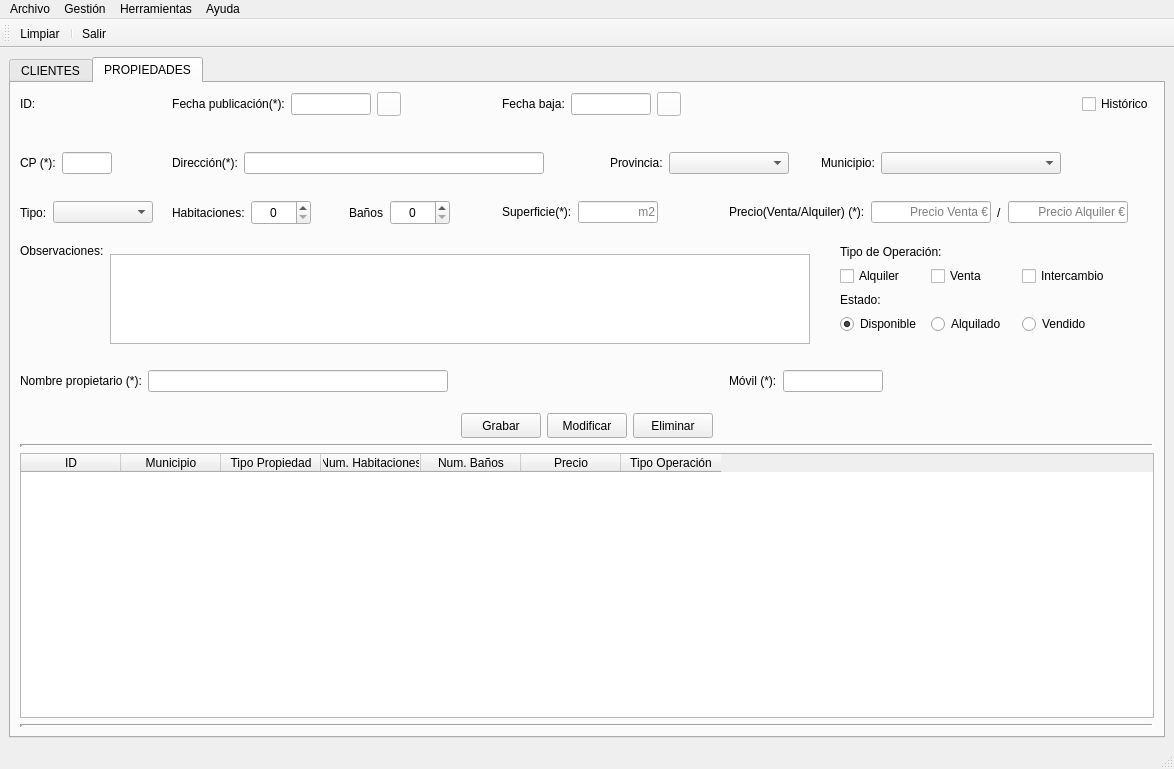
The window that templates/venPrincipal.ui (BuaTeijeiro/ProyectoDI) describes before a commit, drawn with Qt 5.
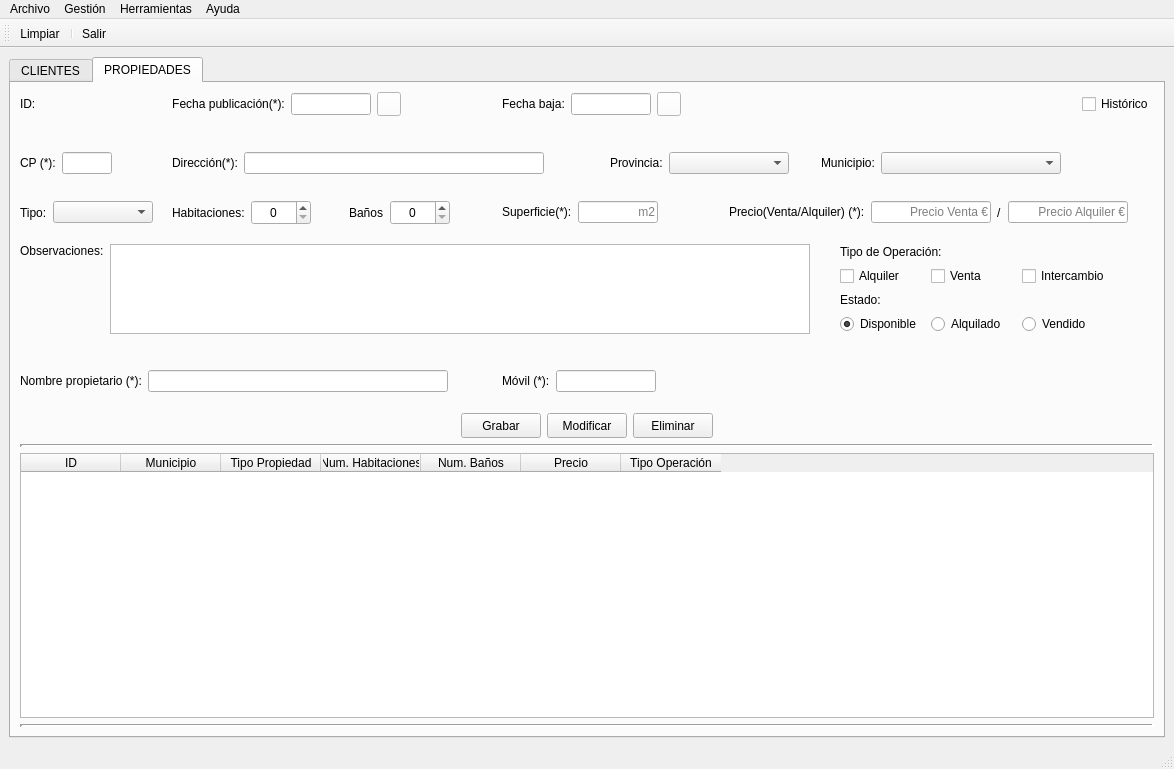
The same window after the commit. Icons and pictures are not drawn.

```diff
--- a/templates/venPrincipal.ui
+++ b/templates/venPrincipal.ui
@@ -1480,7 +1480,7 @@
                   </property>
                  </widget>
                 </item>
-                <item>
+                <item alignment="Qt::AlignTop">
                  <widget class="QTextEdit" name="txtComentarioprop">
                   <property name="minimumSize">
                    <size>
@@ -1684,55 +1684,6 @@
               </item>
              </layout>
             </item>
-            <item row="8" column="5" colspan="2">
-             <layout class="QHBoxLayout" name="horizontalLayout_21">
-              <item>
-               <widget class="QLabel" name="lblMovilprop">
-                <property name="sizePolicy">
-                 <sizepolicy hsizetype="Fixed" vsizetype="Fixed">
-                  <horstretch>0</horstretch>
-                  <verstretch>0</verstretch>
-                 </sizepolicy>
-                </property>
-                <property name="text">
-                 <string>Móvil (*):</string>
-                </property>
-               </widget>
-              </item>
-              <item>
-               <widget class="QLineEdit" name="txtMovilprop">
-                <property name="minimumSize">
-                 <size>
-                  <width>100</width>
-                  <height>0</height>
-                 </size>
-                </property>
-                <property name="maximumSize">
-                 <size>
-                  <width>100</width>
-                  <height>16777215</height>
-                 </size>
-                </property>
-                <property name="alignment">
-                 <set>Qt::AlignLeading|Qt::AlignLeft|Qt::AlignVCenter</set>
-                </property>
-               </widget>
-              </item>
-              <item>
-               <spacer name="horizontalSpacer_17">
-                <property name="orientation">
-                 <enum>Qt::Horizontal</enum>
-                </property>
-                <property name="sizeHint" stdset="0">
-                 <size>
-                  <width>38</width>
-                  <height>20</height>
-                 </size>
-                </property>
-               </spacer>
-              </item>
-             </layout>
-            </item>
             <item row="7" column="0">
              <spacer name="verticalSpacer_2">
               <property name="orientation">
@@ -1749,52 +1700,6 @@
               </property>
              </spacer>
             </item>
-            <item row="8" column="0" colspan="5">
-             <layout class="QHBoxLayout" name="horizontalLayout_31">
-              <item alignment="Qt::AlignLeft">
-               <widget class="QLabel" name="lblNomeprop">
-                <property name="sizePolicy">
-                 <sizepolicy hsizetype="Fixed" vsizetype="Fixed">
-                  <horstretch>0</horstretch>
-                  <verstretch>0</verstretch>
-                 </sizepolicy>
-                </property>
-                <property name="text">
-                 <string>Nombre propietario (*):</string>
-                </property>
-               </widget>
-              </item>
-              <item>
-               <widget class="QLineEdit" name="txtNomeprop">
-                <property name="minimumSize">
-                 <size>
-                  <width>300</width>
-                  <height>0</height>
-                 </size>
-                </property>
-                <property name="maximumSize">
-                 <size>
-                  <width>300</width>
-                  <height>16777215</height>
-                 </size>
-                </property>
-               </widget>
-              </item>
-              <item>
-               <spacer name="horizontalSpacer_25">
-                <property name="orientation">
-                 <enum>Qt::Horizontal</enum>
-                </property>
-                <property name="sizeHint" stdset="0">
-                 <size>
-                  <width>40</width>
-                  <height>20</height>
-                 </size>
-                </property>
-               </spacer>
-              </item>
-             </layout>
-            </item>
             <item row="3" column="2">
              <spacer name="verticalSpacer_3">
               <property name="orientation">
@@ -1908,6 +1813,101 @@
               </property>
              </spacer>
             </item>
+            <item row="8" column="0" colspan="3">
+             <layout class="QHBoxLayout" name="horizontalLayout_31">
+              <item alignment="Qt::AlignLeft">
+               <widget class="QLabel" name="lblNomeprop">
+                <property name="sizePolicy">
+                 <sizepolicy hsizetype="Fixed" vsizetype="Fixed">
+                  <horstretch>0</horstretch>
+                  <verstretch>0</verstretch>
+                 </sizepolicy>
+                </property>
+                <property name="text">
+                 <string>Nombre propietario (*):</string>
+                </property>
+               </widget>
+              </item>
+              <item>
+               <widget class="QLineEdit" name="txtNomeprop">
+                <property name="minimumSize">
+                 <size>
+                  <width>300</width>
+                  <height>0</height>
+                 </size>
+                </property>
+                <property name="maximumSize">
+                 <size>
+                  <width>300</width>
+                  <height>16777215</height>
+                 </size>
+                </property>
+               </widget>
+              </item>
+              <item>
+               <spacer name="horizontalSpacer_25">
+                <property name="orientation">
+                 <enum>Qt::Horizontal</enum>
+                </property>
+                <property name="sizeHint" stdset="0">
+                 <size>
+                  <width>40</width>
+                  <height>20</height>
+                 </size>
+                </property>
+               </spacer>
+              </item>
+             </layout>
+            </item>
+            <item row="8" column="3" colspan="2">
+             <layout class="QHBoxLayout" name="horizontalLayout_21">
+              <item>
+               <widget class="QLabel" name="lblMovilprop">
+                <property name="sizePolicy">
+                 <sizepolicy hsizetype="Fixed" vsizetype="Fixed">
+                  <horstretch>0</horstretch>
+                  <verstretch>0</verstretch>
+                 </sizepolicy>
+                </property>
+                <property name="text">
+                 <string>Móvil (*):</string>
+                </property>
+               </widget>
+              </item>
+              <item>
+               <widget class="QLineEdit" name="txtMovilprop">
+                <property name="minimumSize">
+                 <size>
+                  <width>100</width>
+                  <height>0</height>
+                 </size>
+                </property>
+                <property name="maximumSize">
+                 <size>
+                  <width>100</width>
+                  <height>16777215</height>
+                 </size>
+                </property>
+                <property name="alignment">
+                 <set>Qt::AlignLeading|Qt::AlignLeft|Qt::AlignVCenter</set>
+                </property>
+               </widget>
+              </item>
+              <item>
+               <spacer name="horizontalSpacer_17">
+                <property name="orientation">
+                 <enum>Qt::Horizontal</enum>
+                </property>
+                <property name="sizeHint" stdset="0">
+                 <size>
+                  <width>38</width>
+                  <height>20</height>
+                 </size>
+                </property>
+               </spacer>
+              </item>
+             </layout>
+            </item>
            </layout>
           </item>
           <item>
```
